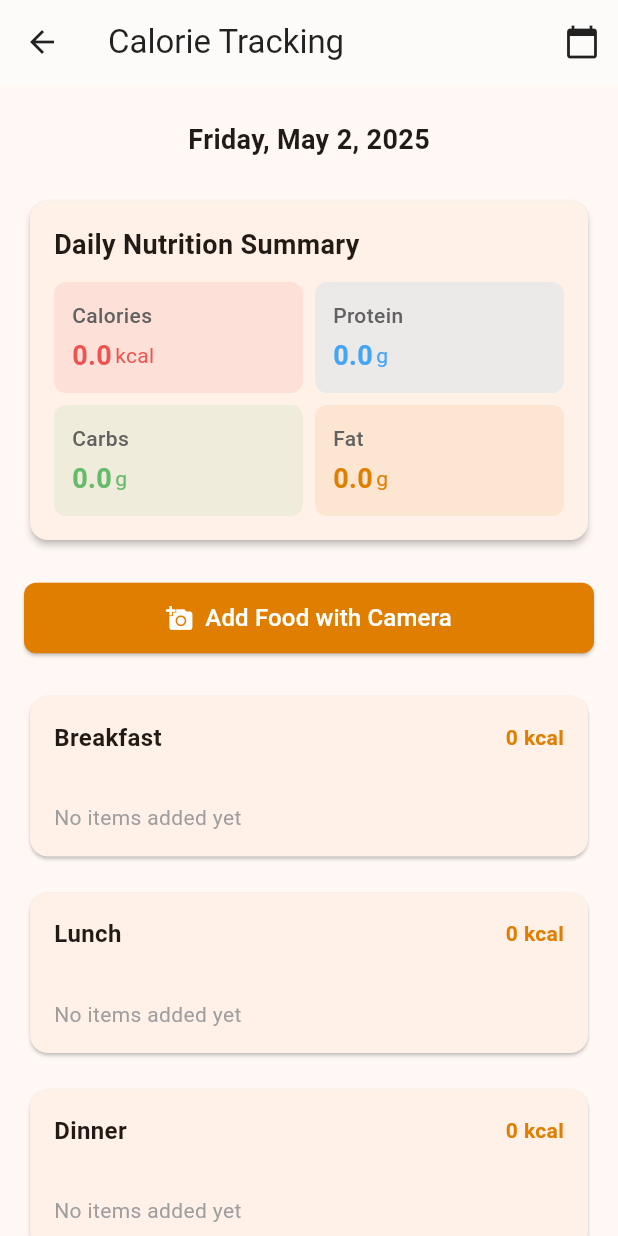
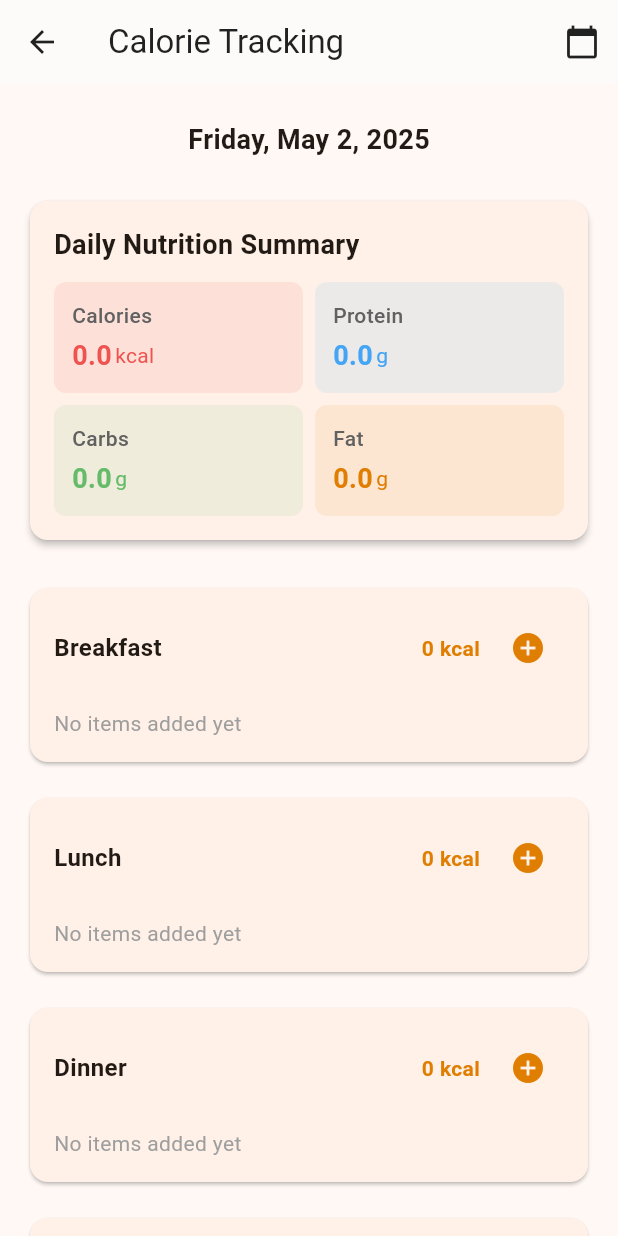
Before and after one commit to MarkjoinedGit/nutri-ai, a Flutter app: the CalorieTrackingScreen screen opened directly, on a phone screen of 412 x 824 dp. Run offline on Flutter 3.47's test engine with Material 3 defaults, Android fonts, the phone set to English and light mode, and no system bars; our stand-ins replace flutter_markdown, image_picker, shared_preferences; accounts and stored records are empty.

Commit message:
fix: friendly add food button

```diff
--- a/lib/widgets/food_analysis_widget.dart
+++ b/lib/widgets/food_analysis_widget.dart
@@ -17,7 +17,6 @@ class FoodAnalysisWidget extends StatelessWidget {
       children: [
         NutritionInfoWidget(nutritionInfo: nutritionInfo),
         const SizedBox(height: 16),
-        const Text('Select a meal to add this food to:'),
       ],
     );
   }
--- a/lib/widgets/meal_section_widget.dart
+++ b/lib/widgets/meal_section_widget.dart
@@ -5,6 +5,7 @@ class MealSectionWidget extends StatelessWidget {
   final String title;
   final List<NutritionInfo> items;
   final Function(int) onRemove;
+  final VoidCallback onAddPressed; // New callback for add button
   static const Color customOrange = Color(0xFFE07E02);
 
   const MealSectionWidget({
@@ -12,6 +13,7 @@ class MealSectionWidget extends StatelessWidget {
     required this.title,
     required this.items,
     required this.onRemove,
+    required this.onAddPressed, // Added required parameter
   });
 
   double _calculateMealCalories() {
@@ -71,6 +73,8 @@ class MealSectionWidget extends StatelessWidget {
                     fontWeight: FontWeight.bold,
                   ),
                 ),
+                Row(
+                  children: [
                     Text(
                       '${_calculateMealCalories().toStringAsFixed(0)} kcal',
                       style: const TextStyle(
@@ -78,12 +82,24 @@ class MealSectionWidget extends StatelessWidget {
                         color: customOrange,
                       ),
                     ),
+                    const SizedBox(width: 8),
+                    // Add button for the meal section
+                    IconButton(
+                      icon: const Icon(
+                        Icons.add_circle,
+                        color: customOrange,
+                      ),
+                      tooltip: 'Add food to $title',
+                      onPressed: onAddPressed,
+                    ),
+                  ],
+                ),
               ],
             ),
           ),
           if (items.isEmpty)
             const Padding(
-              padding: EdgeInsets.all(16),
+              padding: EdgeInsets.only(left: 16, right: 16, bottom: 16),
               child: Text(
                 'No items added yet',
                 style: TextStyle(color: Colors.grey),
```
Also changed, not shown: lib/screens/calorie_tracking_screen.dart (+54 -66 lines). Lines whose indentation alone changed are shown as unchanged.
